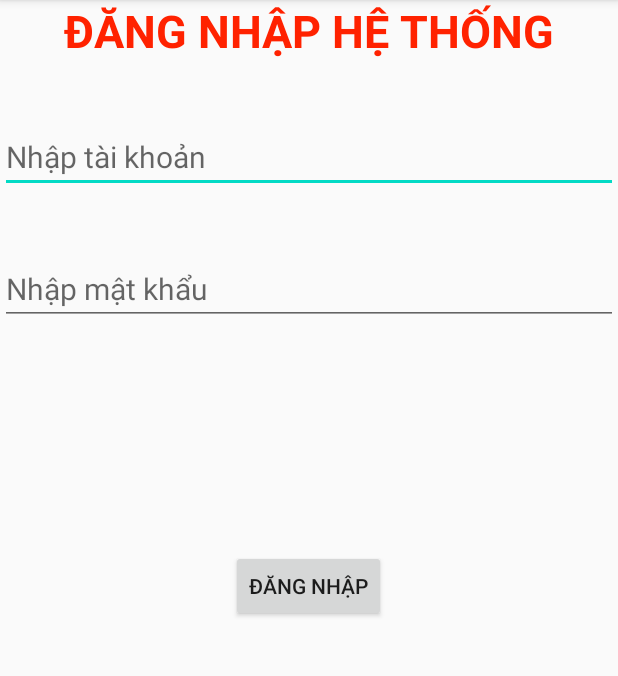
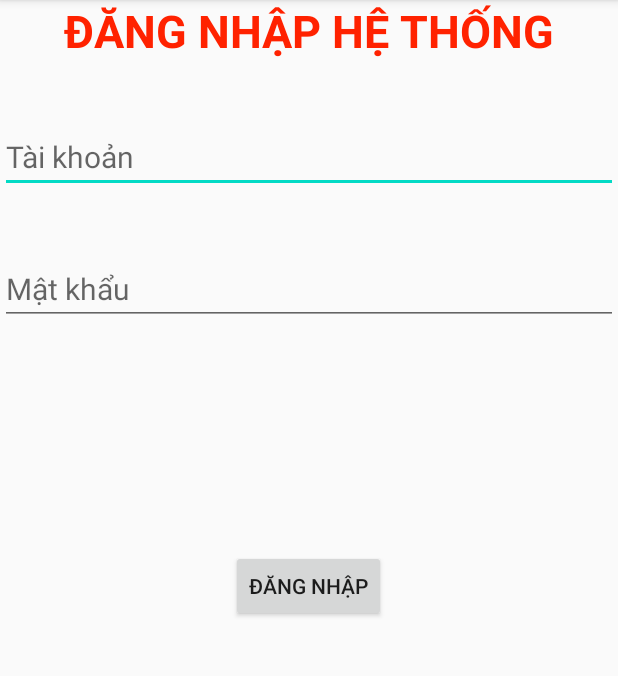
Before and after one commit to phamtanphat/StringResource30032020, an Android app: the screen it shows after launch (MainActivity), on a phone screen of 412 x 824 dp, the part 84-760 px from its top. Run offline under Robolectric (Android 15) with nearby library versions, the phone set to English and light mode, and no system bars.

Commit message:
update ui

```diff
--- a/app/src/main/java/com/example/stringresource30032020/MainActivity.java
+++ b/app/src/main/java/com/example/stringresource30032020/MainActivity.java
@@ -3,6 +3,7 @@ package com.example.stringresource30032020;
 import androidx.appcompat.app.AppCompatActivity;
 
 import android.os.Bundle;
+import android.widget.Toast;
 
 public class MainActivity extends AppCompatActivity {
 
--- a/app/src/main/res/layout/activity_main.xml
+++ b/app/src/main/res/layout/activity_main.xml
@@ -7,7 +7,7 @@
     tools:context=".MainActivity">
 
     <TextView
-        android:text="Đăng nhập hệ thống"
+        android:text="@string/text_title"
         android:layout_centerHorizontal="true"
         android:textAllCaps="true"
         android:textStyle="bold"
@@ -17,7 +17,7 @@
         android:layout_width="wrap_content"
         android:layout_height="wrap_content"/>
     <EditText
-        android:hint="Nhập tài khoản"
+        android:hint="@string/hint_account"
         android:textSize="20sp"
         android:layout_marginTop="40dp"
         android:layout_below="@id/textviewTieude"
@@ -25,7 +25,7 @@
         android:layout_width="match_parent"
         android:layout_height="wrap_content" />
     <EditText
-        android:hint="Nhập mật khẩu"
+        android:hint="@string/hint_pass"
         android:textSize="20sp"
         android:layout_marginTop="40dp"
         android:layout_below="@id/edittextTaikhoan"
@@ -33,7 +33,7 @@
         android:layout_width="match_parent"
         android:layout_height="wrap_content" />
     <Button
-        android:text="Đăng nhập"
+        android:text="@string/text_login"
         android:id="@+id/buttonDangnhap"
         android:layout_marginTop="150dp"
         android:layout_centerHorizontal="true"
--- a/app/src/main/res/values/strings.xml
+++ b/app/src/main/res/values/strings.xml
@@ -1,3 +1,7 @@
 <resources>
     <string name="app_name">StringResource30032020</string>
+    <string name="text_title">Đăng nhập hệ thống</string>
+    <string name="hint_account">Tài khoản</string>
+    <string name="hint_pass">Mật khẩu</string>
+    <string name="text_login">Đăng nhập</string>
 </resources>
```
Also changed, not shown: 1 other file.
